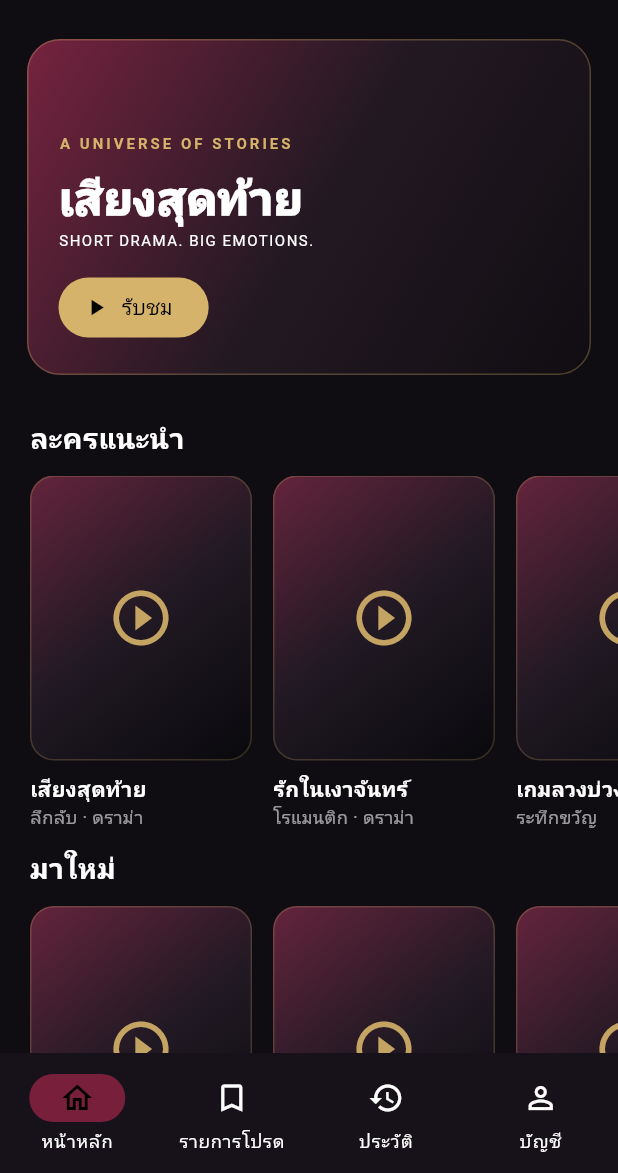
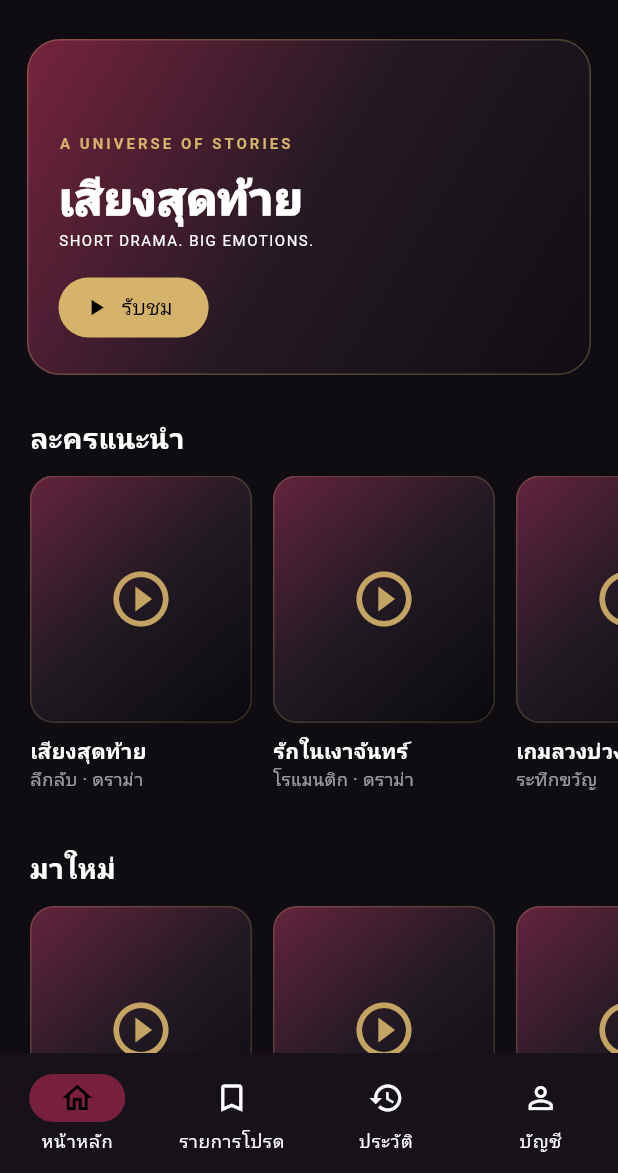
Before and after one commit to nattawootbigboy01/-auvyqora-android, a Flutter app: the screen it shows after launch, on a phone screen of 412 x 824 dp, the part 63-1236 px from its top. Run offline on Flutter 3.47's test engine with Material 3 defaults, Android fonts, the phone set to English and light mode, and no system bars.

Commit message:
Fix drama card layout overflow on home screen

```diff
--- a/lib/widgets/drama_card.dart
+++ b/lib/widgets/drama_card.dart
@@ -10,7 +10,7 @@ class DramaCard extends StatelessWidget {
   Widget build(BuildContext context) => InkWell(
     onTap: onTap, borderRadius: BorderRadius.circular(16),
     child: SizedBox(width: 148, child: Column(crossAxisAlignment: CrossAxisAlignment.start, children: [
-      Container(height: 190, decoration: BoxDecoration(borderRadius: BorderRadius.circular(16), gradient: const LinearGradient(begin: Alignment.topLeft, end: Alignment.bottomRight, colors: [Color(0xFF64243C), Color(0xFF211923), Color(0xFF09090D)]), border: Border.all(color: AppTheme.gold.withValues(alpha: .22))), child: Center(child: Icon(Icons.play_circle_outline, size: 44, color: AppTheme.gold.withValues(alpha: .9)))),
+      Container(height: 165, decoration: BoxDecoration(borderRadius: BorderRadius.circular(16), gradient: const LinearGradient(begin: Alignment.topLeft, end: Alignment.bottomRight, colors: [Color(0xFF64243C), Color(0xFF211923), Color(0xFF09090D)]), border: Border.all(color: AppTheme.gold.withValues(alpha: .22))), child: Center(child: Icon(Icons.play_circle_outline, size: 44, color: AppTheme.gold.withValues(alpha: .9)))),
       const SizedBox(height: 9), Text(drama.title, maxLines: 1, overflow: TextOverflow.ellipsis, style: const TextStyle(fontWeight: FontWeight.w700)),
       Text(drama.genre, style: TextStyle(color: Colors.white.withValues(alpha: .58), fontSize: 12)),
     ])),
```
